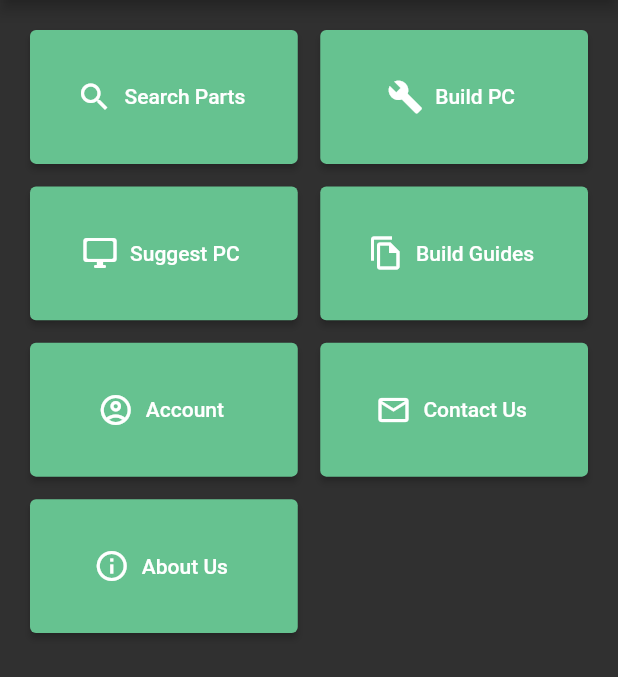
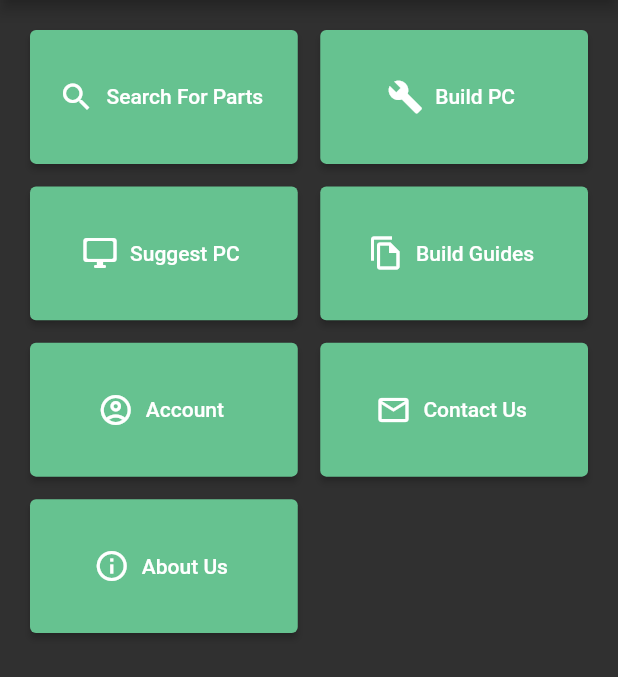
Before and after one commit to gcisneros310/QuickPC, a Flutter app: the Home screen opened by its route, on a phone screen of 412 x 824 dp, the part 84-761 px from its top. Run offline on Flutter 3.47's test engine with Material 2 defaults, Android fonts, the light colour scheme and no system bars; our stand-ins replace google_fonts.

```diff
--- a/lib/pages/home.dart
+++ b/lib/pages/home.dart
@@ -37,7 +37,7 @@ class _HomeState extends State<Home> {
               Navigator.pushNamed(context, '/pick_search');
             },
             icon: Icon(Icons.search),
-            label: Text('Search Parts'),
+            label: Text('Search For Parts'),
             style: ElevatedButton.styleFrom(
               primary: logoColor
             )
```
